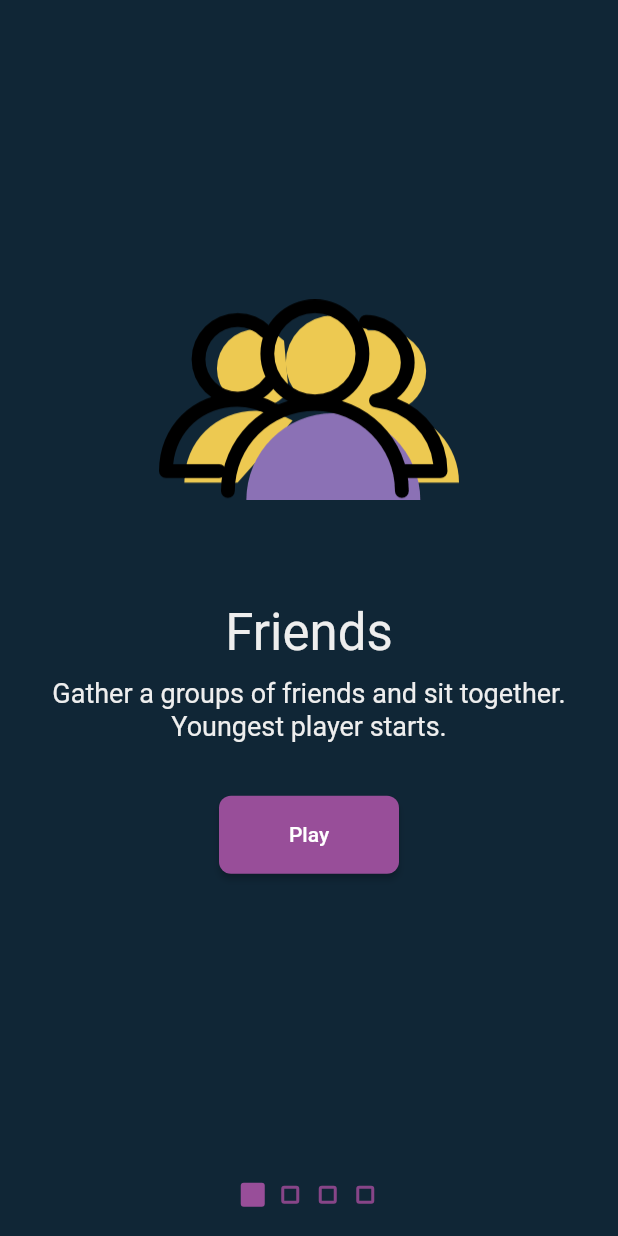
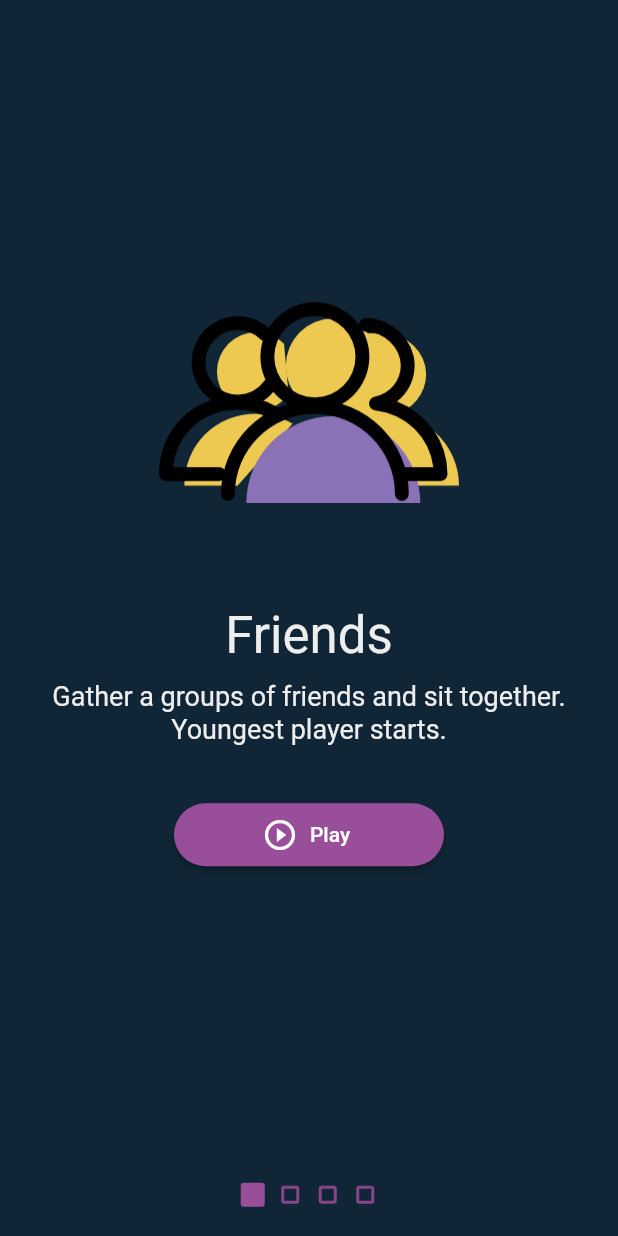
Before and after one commit to vintage/party_flutter, a Flutter app: the screen it shows after launch, on a phone screen of 412 x 824 dp. Run offline on Flutter 3.47's test engine with Material 2 defaults, Android fonts, the phone set to English and light mode, and no system bars; our stand-ins replace audioplayers, camera, carousel_slider, firebase_analytics, firebase_crashlytics, firebase_messaging and 7 more; missing offline and left inert: esys_flutter_share, firebase_admob, flutter_device_type, pedantic, screen; accounts and stored records are empty; generated files the repository leaves out were written again; project files that could hold a hidden picture were left out.

Commit message:
Nicer buttons

```diff
--- a/lib/ui/screens/home.dart
+++ b/lib/ui/screens/home.dart
@@ -19,7 +19,7 @@ class HomeScreen extends StatefulWidget {
 
 class HomeScreenState extends State<HomeScreen> with TickerProviderStateMixin {
   final List<Tab> tabs = <Tab>[
-    Tab(icon: Icon(Icons.play_arrow)),
+    Tab(icon: Icon(Icons.play_circle_filled)),
     Tab(icon: Icon(Icons.favorite)),
     Tab(icon: Icon(Icons.settings)),
   ];
--- a/lib/ui/shared/reveal/pages.dart
+++ b/lib/ui/shared/reveal/pages.dart
@@ -80,8 +80,9 @@ class Page extends StatelessWidget {
                 ),
                 child: Padding(
                   padding: const EdgeInsets.only(top: 35.0, bottom: 75.0),
-                  child: RaisedButton(
-                    child: Text(viewModel.skip),
+                  child: RaisedButton.icon(
+                    label: Text(viewModel.skip),
+                    icon: Icon(Icons.play_circle_outline),
                     onPressed: onSkip,
                   ),
                 ),
--- a/lib/ui/shared/widgets.dart
+++ b/lib/ui/shared/widgets.dart
@@ -1,4 +1,3 @@
-export 'bottom_button.dart';
 export 'category_image.dart';
 export 'category_list_item.dart';
 export 'category_list.dart';
--- a/lib/ui/theme.dart
+++ b/lib/ui/theme.dart
@@ -31,19 +31,18 @@ ThemeData createTheme(BuildContext context) {
     iconTheme: IconThemeData(
       color: Color(0xFFFFFFFF),
     ),
-    dividerColor: secondaryColor,
+    dividerColor: Colors.white30,
     textTheme: Theme.of(context).textTheme.apply(
           bodyColor: textColor,
           displayColor: Color(0xFF757575),
           fontSizeFactor: isTablet ? 1.75 : 1.0,
         ),
     buttonTheme: ButtonThemeData(
-      height: isTablet ? 74.0 : 52.0,
-      minWidth: isTablet ? 180.0 : 120.0,
+      height: isTablet ? 56.0 : 42.0,
+      minWidth: 180,
       buttonColor: secondaryColor,
-      highlightColor: secondaryLightColor,
       shape: RoundedRectangleBorder(
-        borderRadius: BorderRadius.circular(isTablet ? 12.0 : 8.0),
+        borderRadius: BorderRadius.circular(1000),
       ),
     ),
     sliderTheme: SliderTheme.of(context).copyWith(
```
Also changed, not shown: lib/ui/screens/category_detail.dart (+5 -4 lines), lib/ui/screens/game_summary.dart (+14 -7 lines), lib/ui/shared/bottom_button.dart (deleted, +0 -64 lines).
